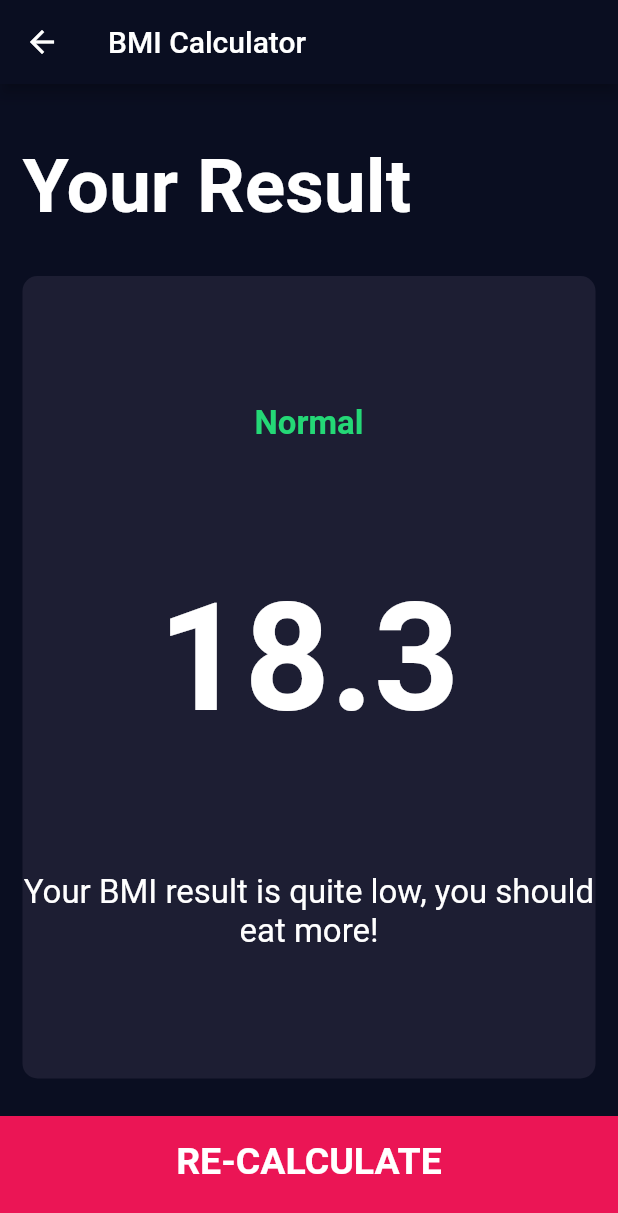
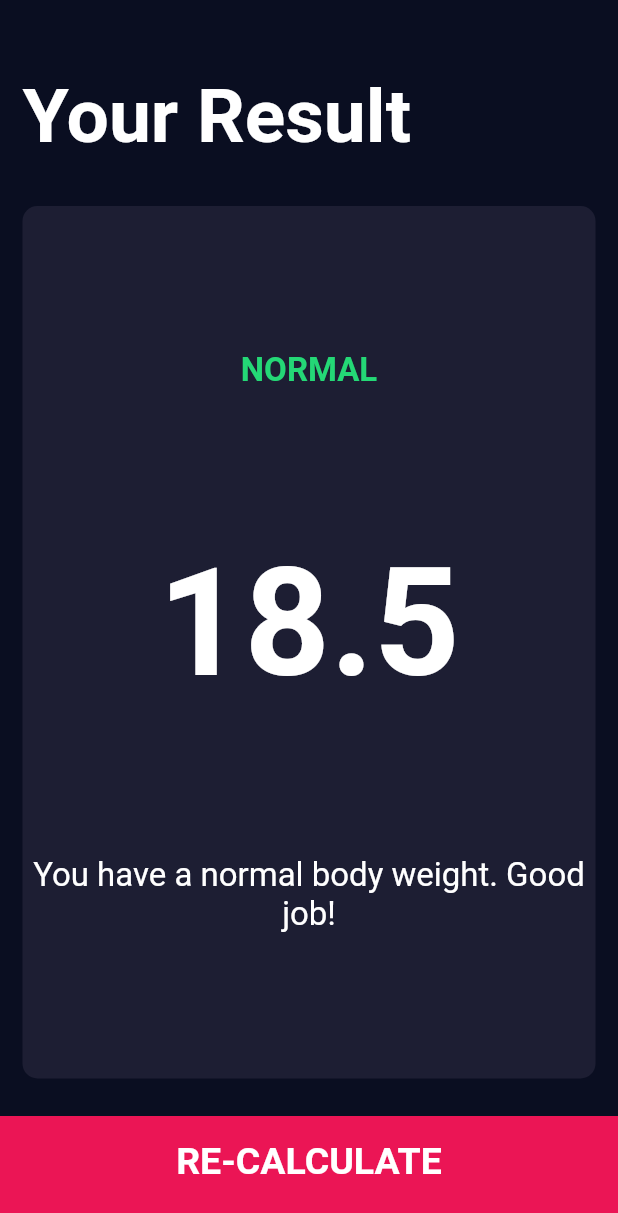
Before and after one commit to novelworm777/flutter-examples, a Flutter app: the screen it shows after launch, after a tap on "CALCULATE", on a phone screen of 412 x 824 dp. Shown: the top 1213 px of the screen. Run offline on Flutter 3.47's test engine with Material 2 defaults, Android fonts, the light colour scheme and no system bars; our stand-ins replace audioplayers, font_awesome_flutter, rflutter_alert.

Commit message:
Adding the BMI Calculator Functionality

```diff
--- /dev/null
+++ b/bmi-calculator-flutter/lib/calculator_brain.dart
@@ -0,0 +1,33 @@
+import 'dart:math';
+
+class CalculatorBrain {
+  final int height;
+  final int weight;
+
+  CalculatorBrain({this.height, this.weight});
+
+  double _bmi;
+
+  String calculateBMI() {
+    this._bmi = this.weight / pow(this.height / 100, 2);
+    return this._bmi.toStringAsFixed(1);
+  }
+
+  String getResult() {
+    if (this._bmi >= 25)
+      return "Overweight";
+    else if (this._bmi > 18.5)
+      return "Normal";
+    else
+      return "Underweight";
+  }
+
+  String getInterpretation() {
+    if (this._bmi >= 25)
+      return "You have a higher than normal body weight. Try to exercise more.";
+    else if (this._bmi > 18.5)
+      return "You have a normal body weight. Good job!";
+    else
+      return "You have a lower than normal body weight. You can eat a bit more.";
+  }
+}
--- a/bmi-calculator-flutter/lib/screens/input_page.dart
+++ b/bmi-calculator-flutter/lib/screens/input_page.dart
@@ -1,3 +1,4 @@
+import 'package:bmi_calculator/calculator_brain.dart';
 import 'package:flutter/material.dart';
 import 'package:font_awesome_flutter/font_awesome_flutter.dart';
 
@@ -199,8 +200,19 @@ class _InputPageState extends State<InputPage> {
           BottomButton(
             buttonTitle: "CALCULATE",
             onTap: () {
-              Navigator.push(context,
-                  MaterialPageRoute(builder: (context) => ResultsPage()));
+              CalculatorBrain calc =
+                  CalculatorBrain(height: height, weight: weight);
+
+              Navigator.push(
+                context,
+                MaterialPageRoute(
+                  builder: (context) => ResultsPage(
+                    bmiResult: calc.calculateBMI(),
+                    resultText: calc.getResult(),
+                    interpretation: calc.getInterpretation(),
+                  ),
+                ),
+              );
             },
           ),
         ],
--- a/bmi-calculator-flutter/lib/screens/results_page.dart
+++ b/bmi-calculator-flutter/lib/screens/results_page.dart
@@ -5,12 +5,18 @@ import '../constants.dart';
 import '../components/reusable_card.dart';
 
 class ResultsPage extends StatelessWidget {
+  final String resultText;
+  final String bmiResult;
+  final String interpretation;
+
+  ResultsPage(
+      {@required this.resultText,
+      @required this.bmiResult,
+      @required this.interpretation});
+
   @override
   Widget build(BuildContext context) {
     return Scaffold(
-      appBar: AppBar(
-        title: Text("BMI Calculator"),
-      ),
       body: Column(
         // mainAxisAlignment: MainAxisAlignment.spaceEvenly,
         crossAxisAlignment: CrossAxisAlignment.stretch,
@@ -30,10 +36,10 @@ class ResultsPage extends StatelessWidget {
                 mainAxisAlignment: MainAxisAlignment.spaceEvenly,
                 crossAxisAlignment: CrossAxisAlignment.center,
                 children: [
-                  Text("Normal", style: kResultTextStyle),
-                  Text("18.3", style: kBMITextStyle),
+                  Text(resultText.toUpperCase(), style: kResultTextStyle),
+                  Text(bmiResult, style: kBMITextStyle),
                   Text(
-                    "Your BMI result is quite low, you should eat more!",
+                    interpretation,
                     style: kBodyTextStyle,
                     textAlign: TextAlign.center,
                   ),
```
